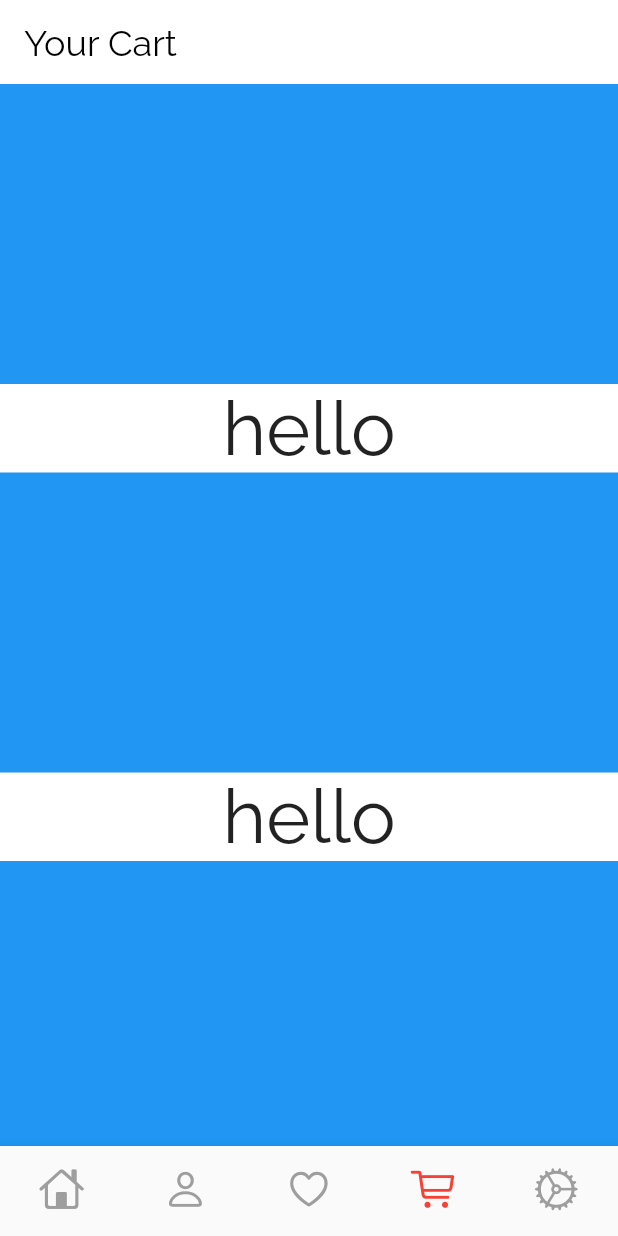
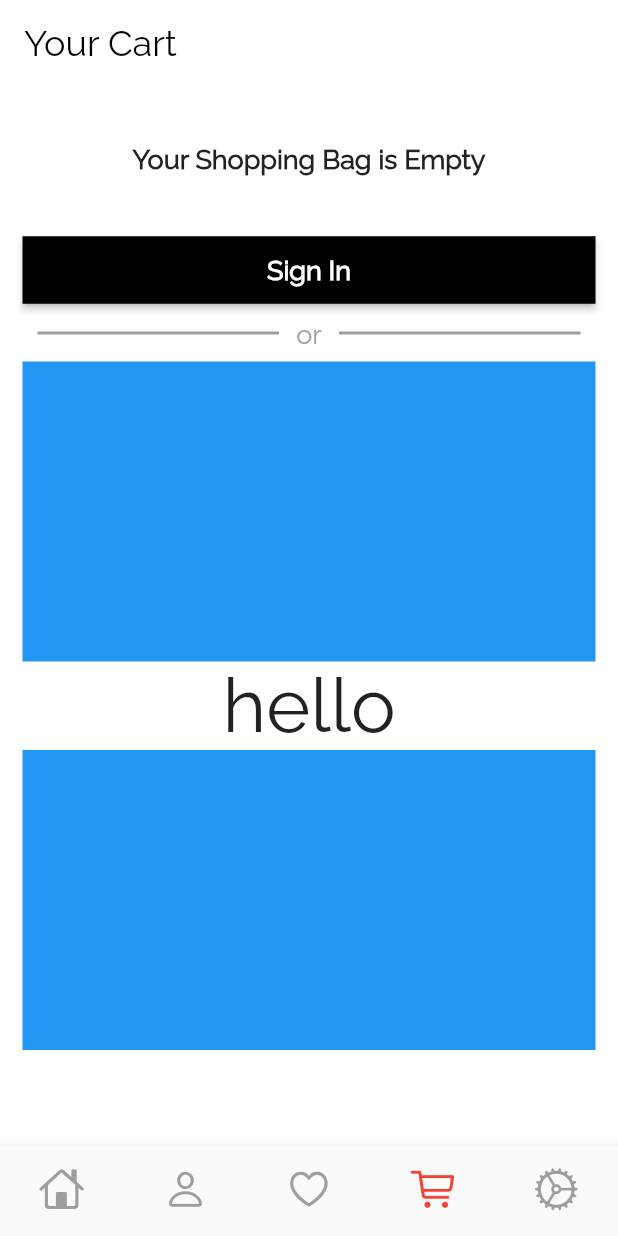
Before and after one commit to xamata/flutter_GraphQL_test, a Flutter app: the screen it shows after launch, item 4 of the bottom bar chosen, on a phone screen of 412 x 824 dp. Run offline on Flutter 3.47's test engine with Material 2 defaults, Android fonts, the phone set to English and light mode, and no system bars; our stand-ins replace email_validator, graphql_flutter; network calls fail.

Commit message:
Added a show and hide button to obscure text when user desires. I began the foundation of the cart page, lot of fun

```diff
--- a/lib/cart_page.dart
+++ b/lib/cart_page.dart
@@ -20,35 +20,69 @@ class _CartPageState extends State<CartPage> {
           elevation: 0,
           backgroundColor: Colors.white,
         ),
-        body: SingleChildScrollView(
+        body: Padding(
+          padding: const EdgeInsets.symmetric(horizontal: 15),
+          child: SingleChildScrollView(
             child: Column(
               mainAxisAlignment: MainAxisAlignment.center,
               children: [
                 Container(
-                color: Colors.blue,
+                    // color: Colors.blue,
                     width: MediaQuery.of(context).size.width,
-                height: 200,
+                    height: 100,
                     alignment: Alignment.center,
-                padding: const EdgeInsets.all(20.0),
+                    padding: const EdgeInsets.all(10.0),
+                    child: const Text(
+                      "Your Shopping Bag is Empty",
+                      style:
+                          TextStyle(fontSize: 18, fontWeight: FontWeight.bold),
+                    )
                     // child: ,
                     ),
-              const Text(
-                "hello",
-                style: TextStyle(fontSize: 50),
+                RawMaterialButton(
+                  child: const Text("Sign In",
+                      style: TextStyle(
+                          color: Colors.white,
+                          fontSize: 18,
+                          fontWeight: FontWeight.bold)),
+                  onPressed: () {},
+                  constraints: BoxConstraints(
+                      minWidth: MediaQuery.of(context).size.width,
+                      minHeight: 20),
+                  padding: const EdgeInsets.all(12.0),
+                  fillColor: Colors.black,
+                ),
+                Stack(
+                  children: [
+                    Padding(
+                      padding: const EdgeInsets.all(10.0),
+                      child: SizedBox(
+                        width: MediaQuery.of(context).size.width,
+                        child: Divider(
+                          color: Colors.grey,
+                          thickness: 2,
+                        ),
+                      ),
+                    ),
+                    Container(
+                      color: Colors.transparent,
+                      width: (MediaQuery.of(context).size.width),
+                      alignment: Alignment.topCenter,
+                      padding: EdgeInsets.all(8.0),
+                      child: Container(
+                        color: Colors.white,
+                        width: 40,
+                        child: Text(
+                          "or",
+                          style: TextStyle(
+                            fontSize: 18,
+                            color: Colors.grey,
+                          ),
                           textAlign: TextAlign.center,
                         ),
-              Container(
-                color: Colors.blue,
-                width: MediaQuery.of(context).size.width,
-                height: 200,
-                alignment: Alignment.center,
-                padding: const EdgeInsets.all(20.0),
-                // child: ,
                       ),
-              const Text(
-                "hello",
-                style: TextStyle(fontSize: 50),
-                textAlign: TextAlign.center,
+                    ),
+                  ],
                 ),
                 Container(
                   color: Colors.blue,
@@ -73,6 +107,7 @@ class _CartPageState extends State<CartPage> {
                 ),
               ],
             ),
+          ),
         ));
   }
 }
```
Also changed, not shown: lib/account_page.dart (+55 -14 lines), 2 other files. Lines whose indentation alone changed are shown as unchanged.
